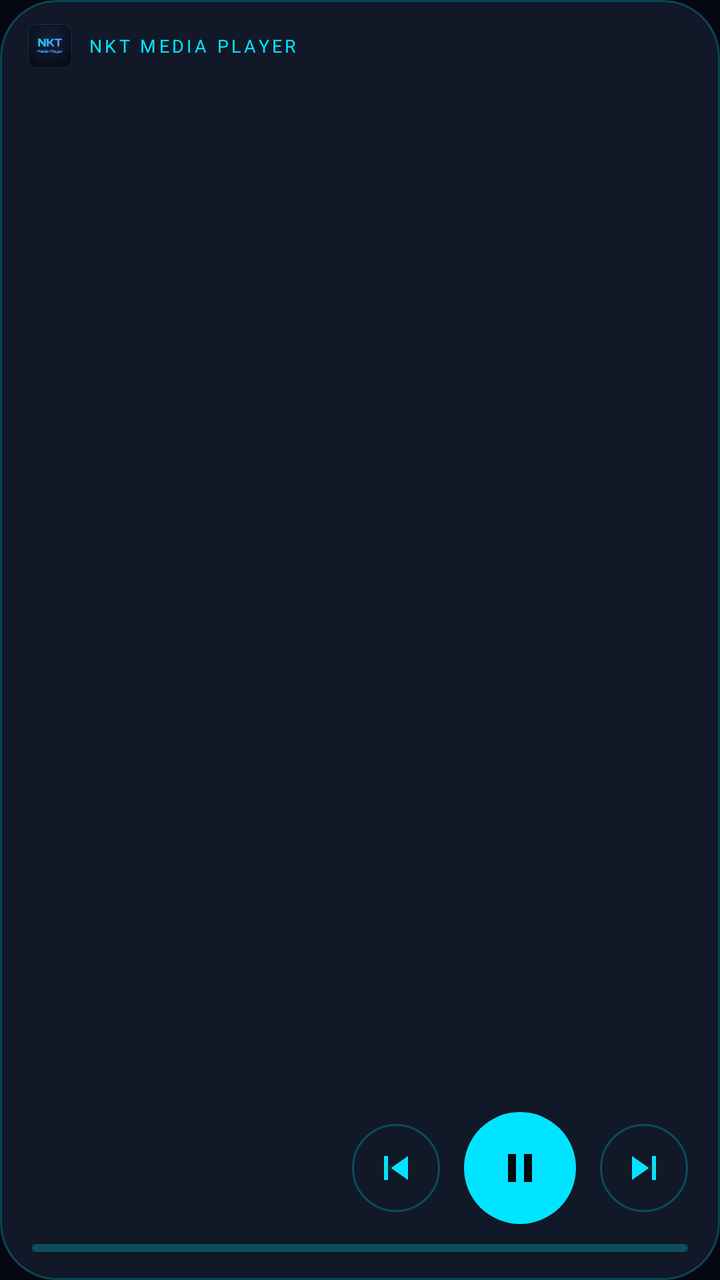
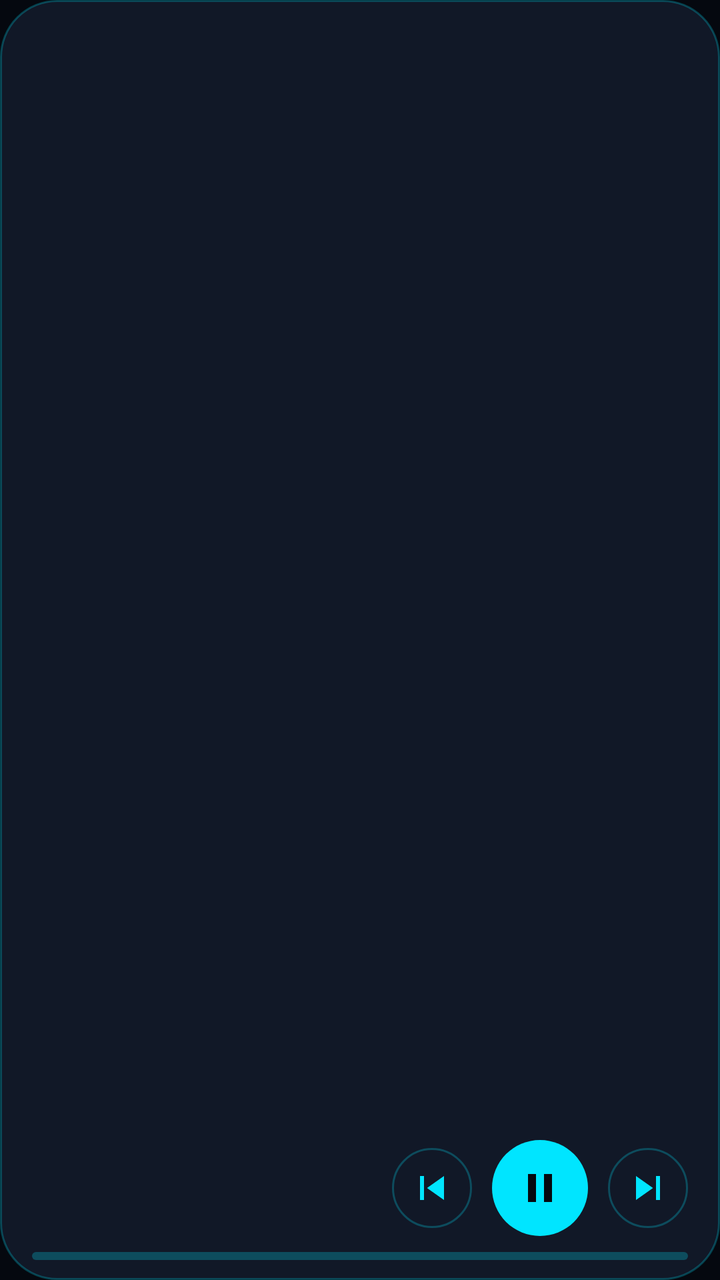

The first picture is an Android layout as it rendered before a commit; the second is the same layout after the commit. The layout source and the unified diff follow.
<!-- AndroidManifest.xml: application theme Theme.NKT -->
<!-- res/layout/widget_large.xml -->
<?xml version="1.0" encoding="utf-8"?>
<LinearLayout xmlns:android="http://schemas.android.com/apk/res/android"
    android:id="@+id/w_root"
    android:layout_width="match_parent"
    android:layout_height="match_parent"
    android:background="@drawable/bg_widget"
    android:orientation="vertical">

    <FrameLayout
        android:layout_width="match_parent"
        android:layout_height="0dp"
        android:layout_weight="1">

        <ImageView
            android:id="@+id/w_scene"
            android:layout_width="match_parent"
            android:layout_height="match_parent"
            android:contentDescription="@null"
            android:scaleType="centerCrop" />

        <LinearLayout
            android:layout_width="wrap_content"
            android:layout_height="wrap_content"
            android:layout_marginStart="14dp"
            android:layout_marginTop="12dp"
            android:gravity="center_vertical"
            android:orientation="horizontal">

            <ImageView
                android:layout_width="22dp"
                android:layout_height="22dp"
                android:contentDescription="@null"
                android:src="@drawable/art_logo" />

            <TextView
                android:layout_width="wrap_content"
                android:layout_height="wrap_content"
                android:layout_marginStart="8dp"
                android:letterSpacing="0.16"
                android:text="@string/widget_label"
                android:textColor="#FF00E5FF"
                android:textSize="9sp" />
        </LinearLayout>
    </FrameLayout>

    <LinearLayout
        android:layout_width="match_parent"
        android:layout_height="wrap_content"
        android:orientation="vertical"
        android:paddingStart="16dp"
        android:paddingTop="12dp"
        android:paddingEnd="16dp"
        android:paddingBottom="14dp">

        <LinearLayout
            android:layout_width="match_parent"
            android:layout_height="wrap_content"
            android:gravity="center_vertical"
            android:orientation="horizontal">

            <LinearLayout
                android:id="@+id/w_open"
                android:layout_width="0dp"
                android:layout_height="wrap_content"
                android:layout_weight="1"
                android:orientation="vertical">

                <TextView
                    android:id="@+id/w_title"
                    android:layout_width="match_parent"
                    android:layout_height="wrap_content"
                    android:ellipsize="end"
                    android:maxLines="1"
                    android:textColor="#FFE8F0FE"
                    android:textSize="16sp"
                    android:textStyle="bold" />

                <TextView
                    android:id="@+id/w_artist"
                    android:layout_width="match_parent"
                    android:layout_height="wrap_content"
                    android:layout_marginTop="2dp"
                    android:ellipsize="end"
                    android:maxLines="1"
                    android:textColor="#FF8A9AB2"
                    android:textSize="12sp" />
            </LinearLayout>

            <ImageButton
                android:id="@+id/w_prev"
                android:layout_width="44dp"
                android:layout_height="44dp"
                android:background="@drawable/bg_widget_small_btn"
                android:contentDescription="@string/cd_prev"
                android:src="@drawable/wg_prev" />

            <ImageButton
                android:id="@+id/w_play"
                android:layout_width="56dp"
                android:layout_height="56dp"
                android:layout_marginStart="12dp"
                android:layout_marginEnd="12dp"
                android:background="@drawable/bg_widget_play"
                android:contentDescription="@string/cd_play"
                android:src="@drawable/wg_pause" />

            <ImageButton
                android:id="@+id/w_next"
                android:layout_width="44dp"
                android:layout_height="44dp"
                android:background="@drawable/bg_widget_small_btn"
                android:contentDescription="@string/cd_next"
                android:src="@drawable/wg_next" />
        </LinearLayout>

        <ProgressBar
            android:id="@+id/w_progress"
            style="?android:attr/progressBarStyleHorizontal"
            android:layout_width="match_parent"
            android:layout_height="4dp"
            android:layout_marginTop="10dp"
            android:max="1000"
            android:progressDrawable="@drawable/widget_progress" />
    </LinearLayout>
</LinearLayout>
<!-- resources referenced by this layout -->
<resources>
  <!-- drawable art_logo: png bitmap (drawable-nodpi, 17887 bytes) -->
  <!-- drawable bg_widget (drawable) -->
  <?xml version="1.0" encoding="utf-8"?>
  <shape xmlns:android="http://schemas.android.com/apk/res/android" android:shape="rectangle">
      <corners android:radius="28dp" />
      <solid android:color="#FF111827" />
      <stroke android:width="1dp" android:color="#4000E5FF" />
  </shape>
  <!-- drawable bg_widget_play (drawable) -->
  <?xml version="1.0" encoding="utf-8"?>
  <shape xmlns:android="http://schemas.android.com/apk/res/android" android:shape="oval">
      <solid android:color="#FF00E5FF" />
  </shape>
  <!-- drawable bg_widget_small_btn (drawable) -->
  <?xml version="1.0" encoding="utf-8"?>
  <shape xmlns:android="http://schemas.android.com/apk/res/android" android:shape="oval">
      <solid android:color="#00000000" />
      <stroke android:width="1dp" android:color="#4000E5FF" />
  </shape>
  <!-- drawable wg_next (drawable) -->
  <?xml version="1.0" encoding="utf-8"?>
  <vector xmlns:android="http://schemas.android.com/apk/res/android"
      android:width="24dp" android:height="24dp"
      android:viewportWidth="24" android:viewportHeight="24">
      <path android:fillColor="#FF00E5FF" android:pathData="M6,18l8.5,-6L6,6v12zM16,6v12h2V6h-2z" />
  </vector>
  <!-- drawable wg_pause (drawable) -->
  <?xml version="1.0" encoding="utf-8"?>
  <vector xmlns:android="http://schemas.android.com/apk/res/android"
      android:width="24dp" android:height="24dp"
      android:viewportWidth="24" android:viewportHeight="24">
      <path android:fillColor="#FF05080F" android:pathData="M6,19h4V5H6v14zM14,5v14h4V5h-4z" />
  </vector>
  <!-- drawable wg_prev (drawable) -->
  <?xml version="1.0" encoding="utf-8"?>
  <vector xmlns:android="http://schemas.android.com/apk/res/android"
      android:width="24dp" android:height="24dp"
      android:viewportWidth="24" android:viewportHeight="24">
      <path android:fillColor="#FF00E5FF" android:pathData="M6,6h2v12H6zM9.5,12l8.5,6V6z" />
  </vector>
  <!-- drawable widget_progress (drawable) -->
  <?xml version="1.0" encoding="utf-8"?>
  <layer-list xmlns:android="http://schemas.android.com/apk/res/android">
      <item android:id="@android:id/background">
          <shape android:shape="rectangle"><corners android:radius="2dp" /><solid android:color="#4000E5FF" /></shape>
      </item>
      <item android:id="@android:id/progress">
          <clip><shape android:shape="rectangle"><corners android:radius="2dp" /><solid android:color="#FF00E5FF" /></shape></clip>
      </item>
  </layer-list>
  <string name="cd_next">Next</string>
  <string name="cd_play">Play or pause</string>
  <string name="cd_prev">Previous</string>
  <string name="widget_label">NKT MEDIA PLAYER</string>
  <style name="Theme.NKT" parent="android:Theme.Material.NoActionBar">
          <item name="android:windowBackground">@color/bg</item>
          <item name="android:statusBarColor">@color/bg</item>
          <item name="android:navigationBarColor">@color/bg</item>
          <item name="android:colorAccent">@color/accent</item>
          <item name="android:colorPrimary">@color/bg</item>
          <item name="android:colorControlActivated">@color/accent</item>
          <item name="android:textColorPrimary">@color/text</item>
          <item name="android:textColorSecondary">@color/muted</item>
      </style>
  <color name="bg">#FF05080F</color>
  <color name="accent">#FF00E5FF</color>
  <color name="text">#FFE8F0FE</color>
  <color name="muted">#FF8A9AB2</color>
</resources>

<!-- the commit's change to res/layout/widget_large.xml (unified diff, before → after) -->
@@ -9,38 +9,19 @@
     <FrameLayout
         android:layout_width="match_parent"
         android:layout_height="0dp"
-        android:layout_weight="1">
+        android:layout_weight="1"
+        android:paddingStart="12dp"
+        android:paddingTop="12dp"
+        android:paddingEnd="12dp">
 
         <ImageView
             android:id="@+id/w_scene"
-            android:layout_width="match_parent"
+            android:layout_width="wrap_content"
             android:layout_height="match_parent"
+            android:layout_gravity="center_horizontal"
+            android:adjustViewBounds="true"
             android:contentDescription="@null"
-            android:scaleType="centerCrop" />
-
-        <LinearLayout
-            android:layout_width="wrap_content"
-            android:layout_height="wrap_content"
-            android:layout_marginStart="14dp"
-            android:layout_marginTop="12dp"
-            android:gravity="center_vertical"
-            android:orientation="horizontal">
-
-            <ImageView
-                android:layout_width="22dp"
-                android:layout_height="22dp"
-                android:contentDescription="@null"
-                android:src="@drawable/art_logo" />
-
-            <TextView
-                android:layout_width="wrap_content"
-                android:layout_height="wrap_content"
-                android:layout_marginStart="8dp"
-                android:letterSpacing="0.16"
-                android:text="@string/widget_label"
-                android:textColor="#FF00E5FF"
-                android:textSize="9sp" />
-        </LinearLayout>
+            android:scaleType="fitCenter" />
     </FrameLayout>
 
     <LinearLayout
@@ -48,9 +29,9 @@
         android:layout_height="wrap_content"
         android:orientation="vertical"
         android:paddingStart="16dp"
-        android:paddingTop="12dp"
+        android:paddingTop="8dp"
         android:paddingEnd="16dp"
-        android:paddingBottom="14dp">
+        android:paddingBottom="10dp">
 
         <LinearLayout
             android:layout_width="match_parent"
@@ -72,7 +53,7 @@
                     android:ellipsize="end"
                     android:maxLines="1"
                     android:textColor="#FFE8F0FE"
-                    android:textSize="16sp"
+                    android:textSize="15sp"
                     android:textStyle="bold" />
 
                 <TextView
@@ -88,26 +69,26 @@
 
             <ImageButton
                 android:id="@+id/w_prev"
-                android:layout_width="44dp"
-                android:layout_height="44dp"
+                android:layout_width="40dp"
+                android:layout_height="40dp"
                 android:background="@drawable/bg_widget_small_btn"
                 android:contentDescription="@string/cd_prev"
                 android:src="@drawable/wg_prev" />
 
             <ImageButton
                 android:id="@+id/w_play"
-                android:layout_width="56dp"
-                android:layout_height="56dp"
-                android:layout_marginStart="12dp"
-                android:layout_marginEnd="12dp"
+                android:layout_width="48dp"
+                android:layout_height="48dp"
+                android:layout_marginStart="10dp"
+                android:layout_marginEnd="10dp"
                 android:background="@drawable/bg_widget_play"
                 android:contentDescription="@string/cd_play"
                 android:src="@drawable/wg_pause" />
 
             <ImageButton
                 android:id="@+id/w_next"
-                android:layout_width="44dp"
-                android:layout_height="44dp"
+                android:layout_width="40dp"
+                android:layout_height="40dp"
                 android:background="@drawable/bg_widget_small_btn"
                 android:contentDescription="@string/cd_next"
                 android:src="@drawable/wg_next" />
@@ -118,7 +99,7 @@
             style="?android:attr/progressBarStyleHorizontal"
             android:layout_width="match_parent"
             android:layout_height="4dp"
-            android:layout_marginTop="10dp"
+            android:layout_marginTop="8dp"
             android:max="1000"
             android:progressDrawable="@drawable/widget_progress" />
     </LinearLayout>
<!-- resource entries referenced after the edit -->
@@ -1,6 +1,5 @@
 <!-- resources referenced by this layout -->
 <resources>
-  <!-- drawable art_logo: png bitmap (drawable-nodpi, 17887 bytes) -->
   <!-- drawable bg_widget (drawable) -->
   <?xml version="1.0" encoding="utf-8"?>
   <shape xmlns:android="http://schemas.android.com/apk/res/android" android:shape="rectangle">
@@ -53,7 +52,6 @@
   <string name="cd_next">Next</string>
   <string name="cd_play">Play or pause</string>
   <string name="cd_prev">Previous</string>
-  <string name="widget_label">NKT MEDIA PLAYER</string>
   <style name="Theme.NKT" parent="android:Theme.Material.NoActionBar">
           <item name="android:windowBackground">@color/bg</item>
           <item name="android:statusBarColor">@color/bg</item>
